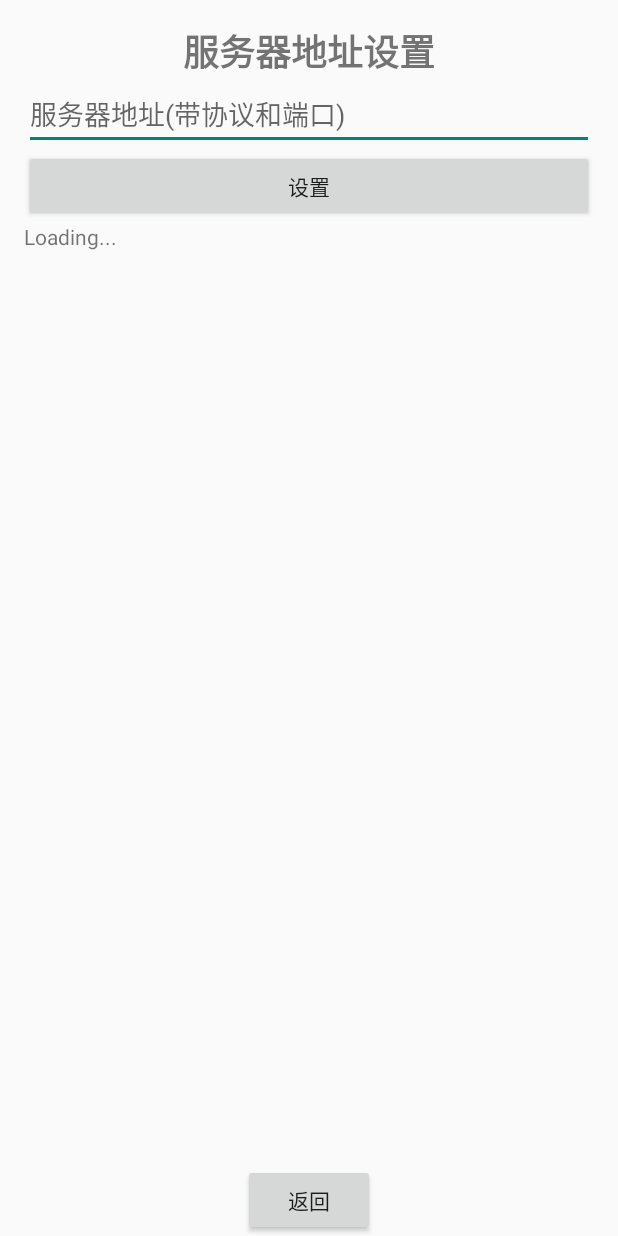
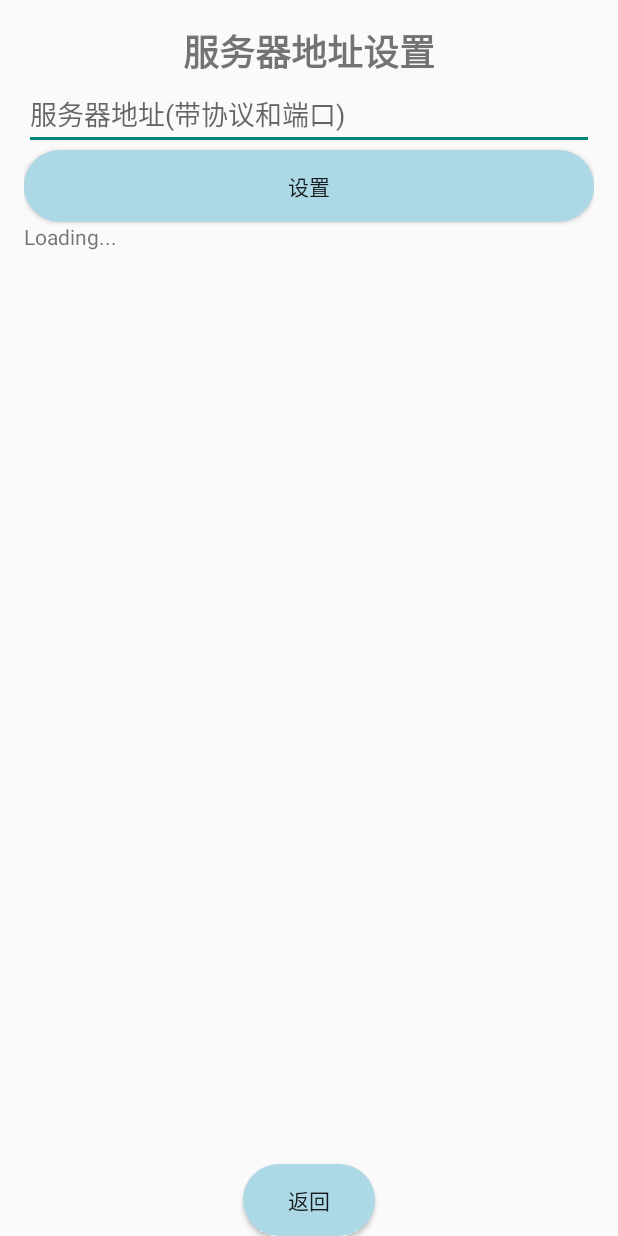
Before and after one commit to 4x-China/AstralCloud, an Android app: the layout content_main.xml on its own in the app's theme, with its tools: preview values and no code run, on a phone screen of 412 x 824 dp. Run offline under Robolectric (Android 15) with nearby library versions, the phone set to English and light mode, and no system bars.

Commit message:
文件下载更新

```diff
--- a/app/build.gradle
+++ b/app/build.gradle
@@ -10,7 +10,7 @@ android {
         minSdk 30
         targetSdk 33
         versionCode 1
-        versionName "1.01.3"
+        versionName "1.01.4"
         testInstrumentationRunner "androidx.test.runner.AndroidJUnitRunner"
     }
     // 自定义打包名称
--- a/app/src/main/java/com/example/astralcloud/MainActivity.java
+++ b/app/src/main/java/com/example/astralcloud/MainActivity.java
@@ -305,12 +305,11 @@ public class MainActivity extends AppCompatActivity {
                 // 自动获取文件名并下载
                 //new DownloadTask().execute(url, contentDisposition);
                 new MuDownloadTask().execute(url, contentDisposition);
-
             }
         });
 
         if (readFile2().equals("beta=true")) {
-
+            Toast.makeText(MainActivity.this,"启用测试",Toast.LENGTH_SHORT);
         }
 
 
@@ -638,7 +637,7 @@ public class MainActivity extends AppCompatActivity {
 
         @Override
         protected void onPostExecute(String outputPath) {
-            Toast.makeText(MainActivity.this, "文件已下载到 " + outputPath, Toast.LENGTH_SHORT).show();
+            Toast.makeText(MainActivity.this, "文件已下载到 " + outputPath + "已自动加入到文件管理器界面", Toast.LENGTH_SHORT ).show();
         }
 
         private long getFileSize(String urlString) throws IOException {
--- a/app/src/main/res/layout/content_main.xml
+++ b/app/src/main/res/layout/content_main.xml
@@ -40,6 +40,7 @@
                 android:inputType="text"/>
         <Button
                 android:text="设置"
+                android:background="@drawable/round_button"
                 android:layout_width="match_parent"
                 android:layout_height="wrap_content" android:id="@+id/button5"/>
         <TextView
@@ -49,6 +50,7 @@
     </LinearLayout>
     <Button
             android:text="返回"
+            android:background="@drawable/round_button"
             android:layout_width="wrap_content"
             android:layout_height="wrap_content" app:layout_anchorGravity="bottom|center"
             app:layout_anchor="@+id/linearLayout" android:id="@+id/button6"/>
```
Also changed, not shown: 1 other file.
